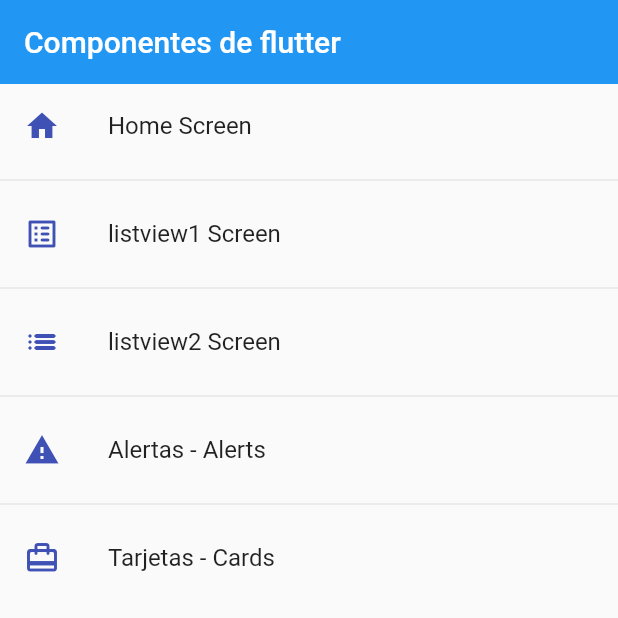
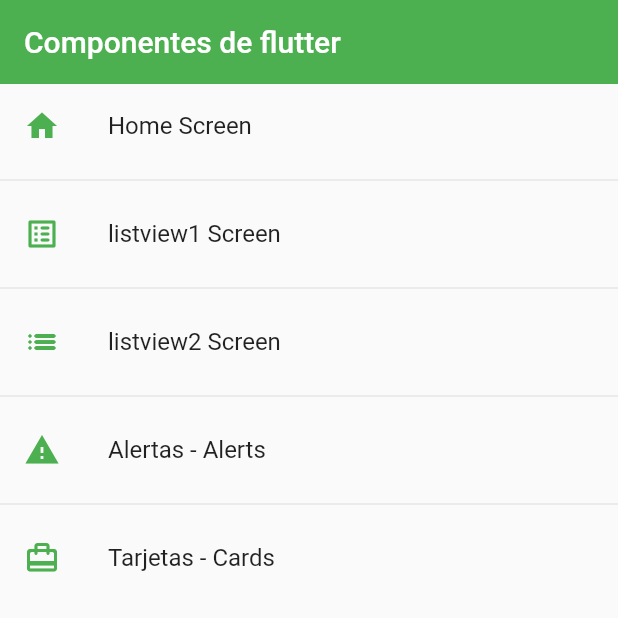
Before and after one commit to isamed92/flutter-components-practice, a Flutter app: the screen it shows after launch, on a phone screen of 412 x 824 dp, the top half of it. Run offline on Flutter 3.47's test engine with Material 2 defaults, Android fonts, the phone set to English and light mode, and no system bars.

Commit message:
add theme and custom card v1

```diff
--- a/lib/main.dart
+++ b/lib/main.dart
@@ -1,4 +1,5 @@
 import 'package:components/router/app_routes.dart';
+import 'package:components/theme/app_theme.dart';
 import 'package:flutter/material.dart';
 
 void main() => runApp(const MyApp());
@@ -13,6 +14,7 @@ class MyApp extends StatelessWidget {
         title: 'Material App',
         initialRoute: AppRoutes.initialRoute,
         routes: AppRoutes.getAppRoutes(),
-        onGenerateRoute: AppRoutes.generate_route);
+        onGenerateRoute: AppRoutes.generate_route,
+        theme: AppTheme.lightTheme);
   }
 }
--- a/lib/screens/home_screen.dart
+++ b/lib/screens/home_screen.dart
@@ -1,4 +1,5 @@
 import 'package:components/router/app_routes.dart';
+import 'package:components/theme/app_theme.dart';
 import 'package:flutter/material.dart';
 
 class HomeScreen extends StatelessWidget {
@@ -10,13 +11,13 @@ class HomeScreen extends StatelessWidget {
     return Scaffold(
         appBar: AppBar(
           title: const Text('Componentes de flutter'),
-          elevation: 0,
+          // elevation: 0,
         ),
         body: ListView.separated(
             itemBuilder: (context, index) => ListTile(
                   leading: Icon(
                     menuOptions[index].icon,
-                    color: Colors.indigo,
+                    color: AppTheme.primary,
                   ),
                   title: Text(menuOptions[index].name),
                   onTap: (() {
--- a/lib/screens/listview2_screen.dart
+++ b/lib/screens/listview2_screen.dart
@@ -13,8 +13,8 @@ class ListView2Screen extends StatelessWidget {
   Widget build(BuildContext context) {
     return Scaffold(
         appBar: AppBar(
-          elevation: 0,
-          backgroundColor: Colors.indigo[700],
+          // elevation: 0,
+          // backgroundColor: Colors.indigo[700],
           title: const Text('List view tipo 2'),
         ),
         body: ListView.separated(
--- /dev/null
+++ b/lib/theme/app_theme.dart
@@ -0,0 +1,21 @@
+import 'package:flutter/material.dart';
+
+class AppTheme {
+  static const Color primary = Colors.green;
+
+  static final ThemeData lightTheme = ThemeData.light().copyWith(
+      // Color primario
+      primaryColor: primary,
+      appBarTheme: const AppBarTheme(color: primary, elevation: 0),
+      textButtonTheme:
+          TextButtonThemeData(style: TextButton.styleFrom(primary: primary)));
+  static final ThemeData darkTheme = ThemeData.dark().copyWith(
+    // Color primario
+    primaryColor: primary,
+    appBarTheme: const AppBarTheme(color: primary, elevation: 0),
+    textButtonTheme:
+        TextButtonThemeData(style: TextButton.styleFrom(primary: primary)),
+
+    // scaffoldBackgroundColor: Colors.black
+  );
+}
--- /dev/null
+++ b/lib/widgets/widgets.dart
@@ -0,0 +1 @@
+export 'package:components/widgets/custom_card_type_1.dart';
```
Also changed, not shown: lib/screens/card_screen.dart (+8 -5 lines), lib/widgets/custom_card_type_1.dart (added, +44 -0 lines).
